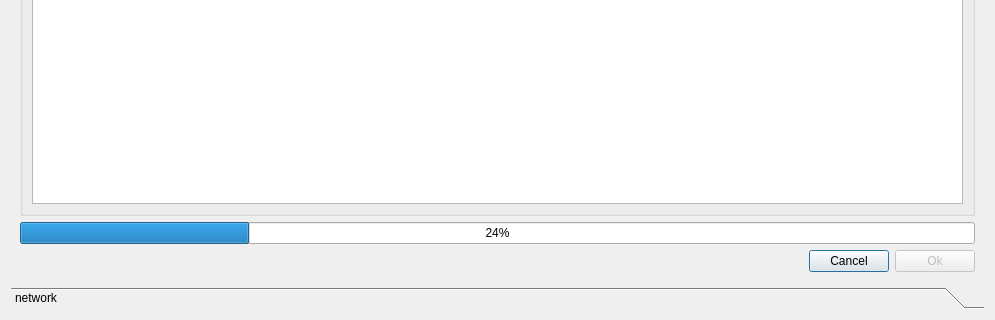
Qt form ui/pluginloaderdialog.ui (OpenIndy/OpenIndy) before a commit; both pictures show x 0 to 995 and y 365 to 685 of the 995 by 685 pixel window.
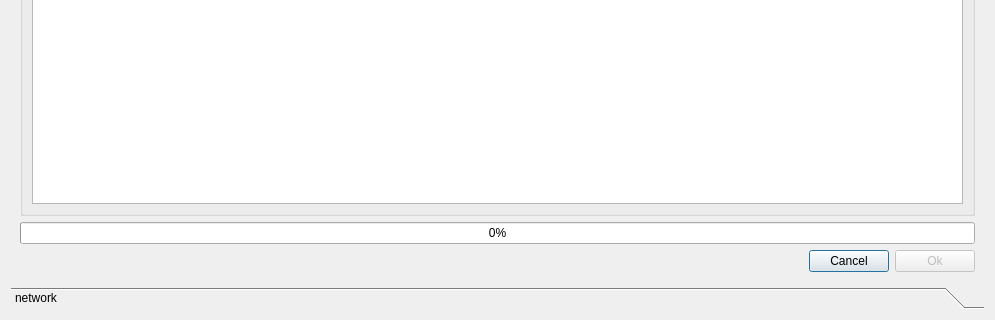
The same form after that commit.

Diff of the .ui file:
```diff
--- a/ui/pluginloaderdialog.ui
+++ b/ui/pluginloaderdialog.ui
@@ -27,8 +27,8 @@
        <rect>
         <x>0</x>
         <y>0</y>
-        <width>971</width>
-        <height>587</height>
+        <width>977</width>
+        <height>613</height>
        </rect>
       </property>
       <attribute name="label">
@@ -122,7 +122,7 @@
        <item>
         <widget class="QProgressBar" name="progressBar">
          <property name="value">
-          <number>24</number>
+          <number>0</number>
          </property>
         </widget>
        </item>
```
Left out of the diff: 4 changed lines with no effect on the pictures.
